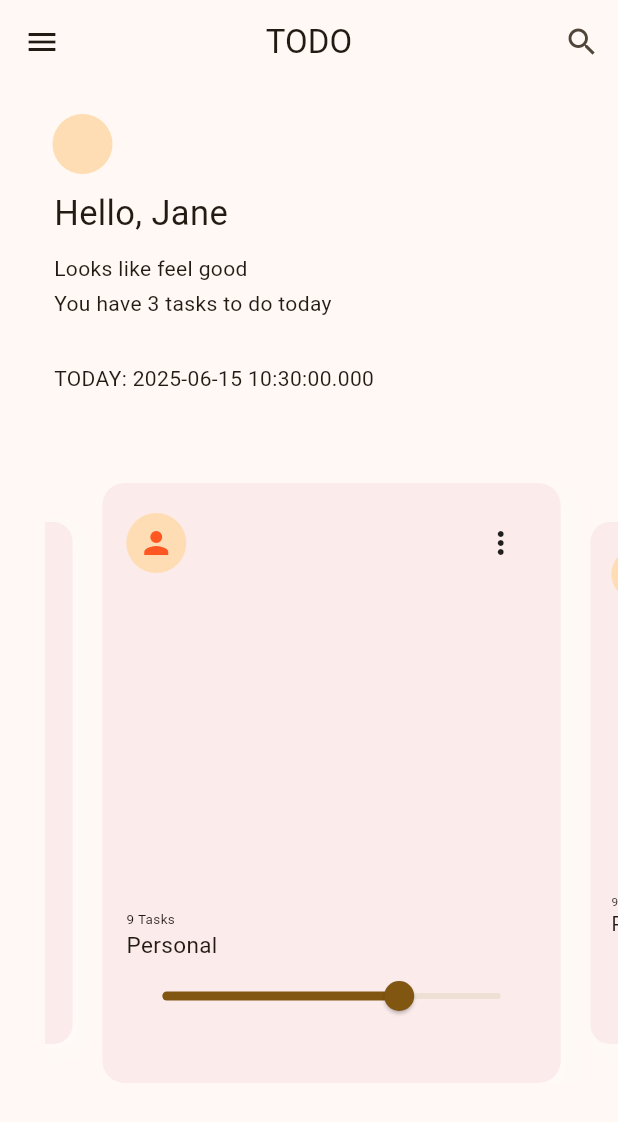
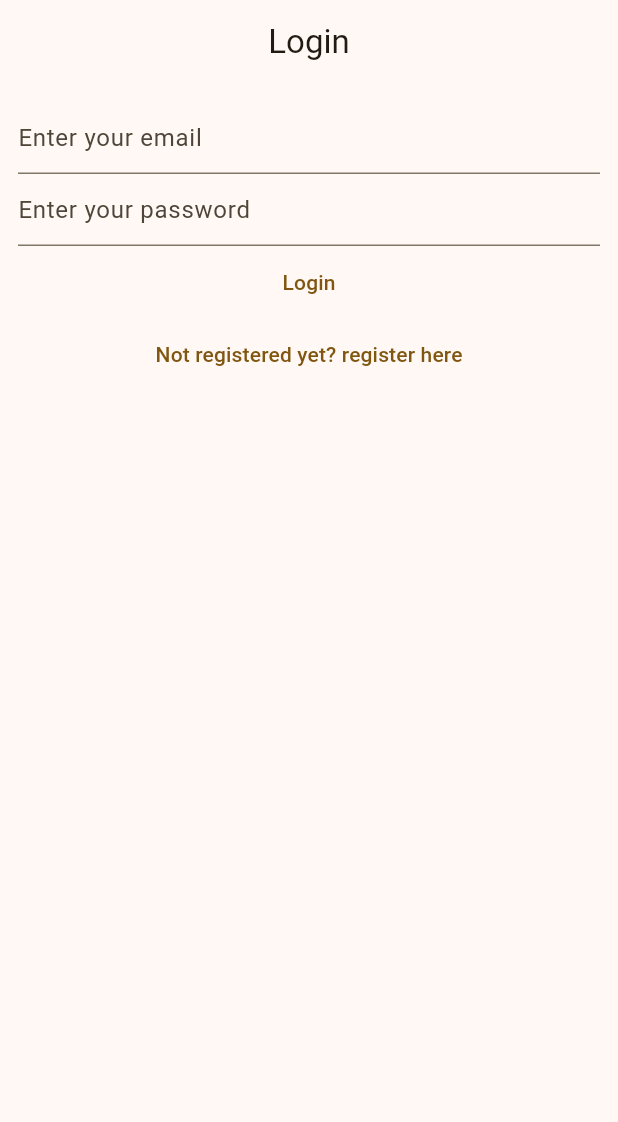
Before and after one commit to ajlank/Project_todo_app-1, a Flutter app: the screen it shows after launch, on a phone screen of 412 x 824 dp. Shown: the top 1122 px of the screen. Run offline on Flutter 3.47's test engine with Material 3 defaults, Android fonts, the phone set to English and light mode, and no system bars; drawn by our look-alikes of carousel_slider; our stand-ins replace firebase_auth, firebase_core; accounts and stored records are empty.

Commit message:
installed the firebase for authentication

```diff
--- /dev/null
+++ b/lib/authentication_firebase/auth_login_view.dart
@@ -0,0 +1,76 @@
+import 'package:firebase_auth/firebase_auth.dart';
+import 'package:flutter/material.dart';
+
+class AuthLoginView extends StatefulWidget {
+  const AuthLoginView({super.key});
+
+  @override
+  State<AuthLoginView> createState() => _AuthLoginViewState();
+}
+
+class _AuthLoginViewState extends State<AuthLoginView> {
+
+  late final TextEditingController _email;
+  late final TextEditingController _password;
+
+  @override
+  void initState() {
+    _email=TextEditingController();
+    _password=TextEditingController();
+    super.initState();
+  }
+  @override
+  void dispose() {
+    _email.dispose();
+    _password.dispose();
+    super.dispose();
+  }
+
+  @override
+  Widget build(BuildContext context) {
+    return Scaffold(
+      appBar: AppBar(
+        title: const Text('Login'),
+        centerTitle: true,
+      ),
+      body: Padding(
+        padding: const EdgeInsets.all(12.0),
+        child: Column(
+          children: [
+            TextField(
+              controller: _email,
+              decoration: InputDecoration(
+                hintText: 'Enter your email'
+              ),
+            ),
+            TextField(
+              controller: _password,
+              decoration: InputDecoration(
+                hintText: 'Enter your password'
+              ),
+
+            ),
+            TextButton(onPressed: ()async{
+              final email=_email.text;
+              final password=_password.text;
+            await FirebaseAuth.instance.signInWithEmailAndPassword(email: email, password: password);
+           final user=FirebaseAuth.instance.currentUser;
+            if(user!.emailVerified){
+                if(context.mounted){
+                Navigator.of(context).pushNamedAndRemoveUntil('/myAppViewRoute',
+                (route)=>false);
+              }
+            }
+            }, child: const Text('Login')),
+            TextButton(onPressed: (){
+             if(context.mounted){
+              Navigator.of(context).pushNamedAndRemoveUntil(
+                '/registerViewRoute', (route)=>false);
+             }
+            }, child: const Text('Not registered yet? register here'))
+          ],
+        ),
+      ),
+    );
+  }
+}
--- /dev/null
+++ b/lib/authentication_firebase/auth_register_view.dart
@@ -0,0 +1,95 @@
+import 'package:firebase_auth/firebase_auth.dart';
+import 'package:firebase_core/firebase_core.dart';
+import 'package:flutter/material.dart';
+import 'package:todoapp/firebase_options.dart';
+
+class AuthRegisterView extends StatefulWidget {
+  const AuthRegisterView({super.key});
+
+  @override
+  State<AuthRegisterView> createState() => _AuthRegisterViewState();
+}
+
+class _AuthRegisterViewState extends State<AuthRegisterView> {
+  late final TextEditingController _email;
+  late final TextEditingController _password;
+
+  @override
+  void initState() {
+    _email = TextEditingController();
+    _password = TextEditingController();
+    super.initState();
+  }
+
+  @override
+  void dispose() {
+    _email.dispose();
+    _password.dispose();
+    super.dispose();
+  }
+
+  @override
+  Widget build(BuildContext context) {
+    return Scaffold(
+      appBar: AppBar(title: const Text('Register'), centerTitle: true),
+      body: Padding(
+        padding: const EdgeInsets.all(12.0),
+        child: Column(
+          children: [
+            TextField(
+              controller: _email,
+              decoration: InputDecoration(hintText: 'Enter your email'),
+            ),
+            TextField(
+              controller: _password,
+              decoration: InputDecoration(hintText: 'Enter your password'),
+            ),
+            TextButton(
+              onPressed: () async {
+                final email = _email.text;
+                final password = _password.text;
+             try{
+                 await FirebaseAuth.instance
+                    .createUserWithEmailAndPassword(
+                      email: email,
+                      password: password,
+                    );
+              final user=FirebaseAuth.instance.currentUser;
+              await user!.sendEmailVerification();
+              if(context.mounted){
+                Navigator.of(context).pushNamedAndRemoveUntil('/loginViewRoute',
+                (route)=>false);
+              }
+             }on FirebaseAuthException catch (e){
+                if (e.code == 'email-already-in-use') {
+                  print('email already in use');
+                } else if (e.code == 'weak-password') {
+                  print('Weak password');
+
+                } else if (e.code == 'invalid-email') {
+                  print('invalid email');
+
+                } else {
+                  print(e.code);
+                }
+               }
+              },
+              child: const Text('Register'),
+            ),
+            TextButton(
+              onPressed: () {
+                if (context.mounted) {
+                  Navigator.of(context).pushNamedAndRemoveUntil(
+                    '/loginViewRoute',
+                    (route) => false,
+                  );
+                }
+              },
+              child: const Text('Already registered? login here'),
+            ),
+          ],
+        ),
+      ),
+    );
+  }
+}
--- a/lib/main.dart
+++ b/lib/main.dart
@@ -1,11 +1,20 @@
 import 'dart:collection';
-
+// import 'dart:convert' as convert;
+import 'firebase_options.dart';
+import 'package:firebase_core/firebase_core.dart';
 import 'package:flutter/material.dart';
 import 'package:carousel_slider/carousel_slider.dart';
+// import 'package:http/http.dart' as http;
 import 'package:provider/provider.dart';
+import 'package:todoapp/authentication_firebase/auth_login_view.dart';
+import 'package:todoapp/authentication_firebase/auth_register_view.dart';
 import 'package:todoapp/views/personal_view.dart';
 import 'package:todoapp/writingView/write_personal.dart';
-void main() {
+import 'package:firebase_auth/firebase_auth.dart'
+    show FirebaseAuth;
+void main(){
+  WidgetsFlutterBinding.ensureInitialized();
+
   runApp(
     ChangeNotifierProvider(
       create: (context) =>PersonalNoteProvider(),
@@ -28,14 +37,50 @@ class RootAPP extends StatelessWidget {
           seedColor: const Color.fromARGB(255, 255, 171, 16),
         ),
       ),
-      home: MyApp(),
+      home:MainAppControlView(),
       routes: {
         '/personalView': (context) => PersonalView(),
-         '/writePersonal':(context)=> WritePersonal()
+         '/writePersonal':(context)=> WritePersonal(),
+         '/registerViewRoute':(context)=>AuthRegisterView(),
+         '/loginViewRoute':(context)=>AuthLoginView(),
+         '/myAppViewRoute':(context)=>MyApp()
         },
     );
   }
 }
+
+
+class MainAppControlView extends StatelessWidget {
+  const MainAppControlView({super.key});
+
+  @override
+  Widget build(BuildContext context) {
+    return FutureBuilder(
+      future: Firebase.initializeApp(
+        options: DefaultFirebaseOptions.currentPlatform,
+      ),
+      builder: (context, snapshot) {
+        switch(snapshot.connectionState){
+          case ConnectionState.done:
+          final user=FirebaseAuth.instance.currentUser;
+          if(user!=null){
+            if(user.emailVerified){
+              return MyApp();
+            }else{
+              return AuthRegisterView();
+            }
+          }else{
+            return AuthLoginView();
+          }
+
+          default:
+          return const Text('Not succeded');
+        }
+      },
+    );
+  }
+}
+
 
 class Item{
 
@@ -91,7 +136,14 @@ class _MyAppState extends State<MyApp> {
         centerTitle: true,
         actions: [IconButton(onPressed: () {}, icon: Icon(Icons.search))],
       ),
-      drawer: Drawer(),
+      drawer: Drawer(
+        child: IconButton(onPressed: () async {
+          await FirebaseAuth.instance.signOut();
+          if(context.mounted){
+            Navigator.of(context).pushNamedAndRemoveUntil('/loginViewRoute', (_)=>false);
+          }
+        }, icon: Icon(Icons.logout)),
+      ),
       body: Padding(
         padding: const EdgeInsets.fromLTRB(30, 10, 0, 0),
         child: Column(
@@ -223,6 +275,7 @@ class _MyAppState extends State<MyApp> {
   }
 }
 
+
 // class MyApiTesting extends StatefulWidget {
 //   const MyApiTesting({super.key});
 
@@ -231,6 +284,10 @@ class _MyAppState extends State<MyApp> {
 // }
 
 // class _MyApiTestingState extends State<MyApiTesting> {
+//   late final TextEditingController _email;
+//   late final TextEditingController _password;
+//   late final TextEditingController _password2;
+
 //   List<dynamic> _data = [];
 
 //   apitest() async {
@@ -249,27 +306,84 @@ class _MyAppState extends State<MyApp> {
 //     }
 //   }
 
+//   apiPost()async{
+//     final url=Uri.parse('http://192.168.0.106:8000/users/register/');
+//     final headers={'Content-Type':'application/json'};
+//     final body=convert.jsonEncode({
+//       'email':_email.text,
+//       "password":_password.text,
+//       "password2":_password2.text
+//     });
+//     final response= await http.post(url, headers: headers,body: body);
+
+//     if(response.statusCode==200){
+//       print('data is posting....');
+//       print(response.body);
+//     }else{
+//       print('ERROR: ${response.statusCode}');
+//     }
+//   }
+
+//   @override
+//   void initState() {
+//     _email=TextEditingController();
+//     _password=TextEditingController();
+//     _password2=TextEditingController();
+//     super.initState();
+//   }
+
+//   @override
+//   void dispose() {
+//     _email.dispose();
+//     _password.dispose();
+//     _password2.dispose();
+//     super.dispose();
+//   }
+
 //   @override
 //   Widget build(BuildContext context) {
 //     return Scaffold(
 //       appBar: AppBar(title: const Text('Simple Api testing')),
 //       body: Column(
 //         children: [
-//           ElevatedButton(onPressed: apitest, child: const Text('Get data')),
-//           Expanded(
-//             child: ListView.builder(
-//               itemCount: _data.length,
-//               itemBuilder: (context, index) {
-//                 final item = _data[index];
-//                 return ListTile(
-//                   leading: Icon(item['icon_url']),
-//                   title: Text(item['title']
 
-//                   ),
-//                 );
-//               },
+//           TextField(
+//             controller: _email,
+//             decoration: InputDecoration(
+//               hintText: 'Email'
 //             ),
 //           ),
+//           TextField(
+//             controller: _password,
+//               decoration: InputDecoration(
+//               hintText: 'Password'
+//             ),
+//           ),
+//           TextField(
+//             controller: _password2,
+//              decoration: InputDecoration(
+//               hintText: 'Confirm Password'
+//             ),
+//           ),
+
+//           ElevatedButton(onPressed:apiPost, child: const Text('Post data')),
+
+//           // Expanded(
+//           //   child: ListView.builder(
+//           //     itemCount: _data.length,
+//           //     itemBuilder: (context, index) {
+//           //       final item = _data[index];
+//           //       return ListTile(
+//           //         leading: Icon(item['icon_url']),
+//           //         title: Text(item['title']
+
+//           //         ),
+//           //       );
+//           //     },
+//           //   ),
+//           // ),
+
+
 //         ],
 //       ),
 //     );
--- a/lib/views/personal_view.dart
+++ b/lib/views/personal_view.dart
@@ -25,7 +25,7 @@ class PersonalView extends StatelessWidget {
         padding: const EdgeInsets.all(30.0),
         child: Column(
           children: [
-            Container(
+            SizedBox(
               height: 200,
               // color: Colors.red,
               child: Column(
@@ -68,6 +68,7 @@ class PersonalView extends StatelessWidget {
                     itemBuilder: (context, index) {
                       final note = notess.elementAt(index);
                      return ListTile(
+
                       title: Text(note.text),
                      );
                     },
--- a/pubspec.yaml
+++ b/pubspec.yaml
@@ -38,6 +38,10 @@ dependencies:
   http: ^1.4.0
   provider: ^6.1.5
   uuid: ^4.5.1
+  firebase_core: ^3.14.0
+  firebase_auth: ^5.6.0
+  cloud_firestore: ^5.6.9
+  firebase_analytics: ^11.5.0
 
 dev_dependencies:
   flutter_test:
```
Also changed, not shown: firebase.json (added), lib/firebase_options.dart (added), pubspec.lock, 4 other files.
